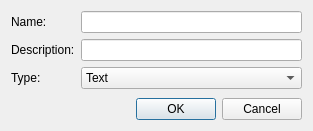
Before: the Qt Designer form editattributedialog.ui in jassuncao/eparts, drawn with Qt 5.
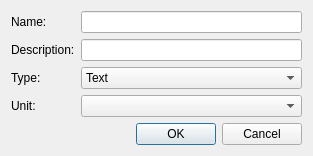
After: the same form once the commit is applied.

```diff
--- a/editattributedialog.ui
+++ b/editattributedialog.ui
@@ -77,6 +77,16 @@
        </property>
       </widget>
      </item>
+     <item row="3" column="0">
+      <widget class="QLabel" name="label_4">
+       <property name="text">
+        <string>Unit:</string>
+       </property>
+      </widget>
+     </item>
+     <item row="3" column="1">
+      <widget class="QComboBox" name="unitCombo"/>
+     </item>
     </layout>
    </item>
    <item>
```
Left out of the diff: 17 changed lines with no effect on the pictures.
